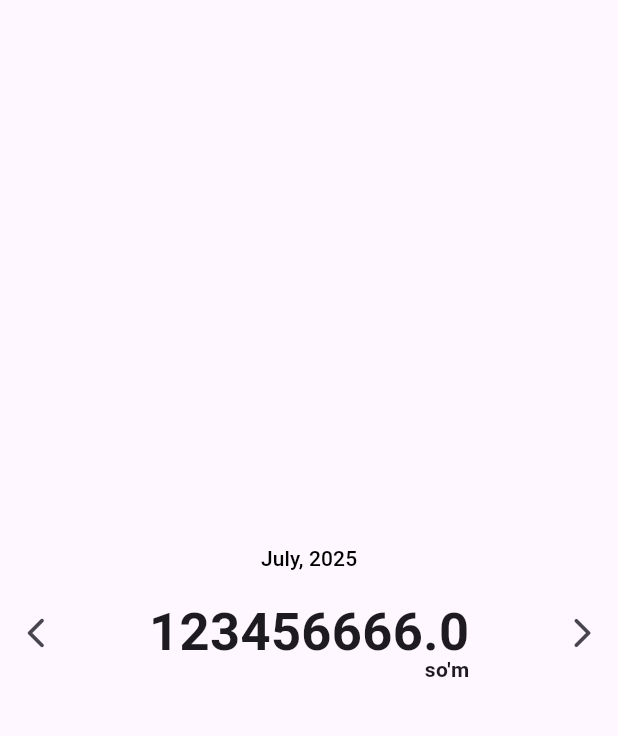
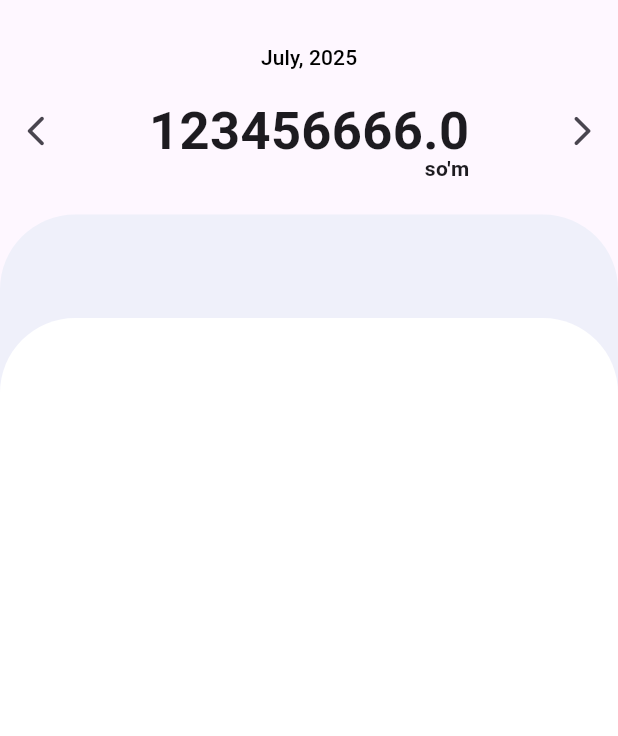
Before and after one commit to AzizbekSS/wallet, a Flutter app: the screen it shows after launch, on a phone screen of 412 x 824 dp, the part 63-799 px from its top. Run offline on Flutter 3.47's test engine with Material 3 defaults, Android fonts, the phone set to English and light mode, and no system bars; our stand-ins replace month_picker_dialog.

Commit message:
Add Body and ExpenseList widgets; refactor HomePage layout

```diff
--- a/lib/home_page.dart
+++ b/lib/home_page.dart
@@ -1,5 +1,7 @@
 import 'package:flutter/material.dart';
 import 'package:month_picker_dialog/month_picker_dialog.dart';
+
+import 'widgets/body.dart';
 
 import 'widgets/header.dart';
 
@@ -30,20 +32,21 @@ class _HomePageState extends State<HomePage> {
   }
 
   void previousMonth() {
-    if(date.year==2020&&date.month==1){
+    if (date.year == 2020 && date.month == 1) {
       return;
     }
     setState(() {
-      date = DateTime(date.year, date.month - 1, date.day );
+      date = DateTime(date.year, date.month - 1, date.day);
     });
   }
 
   void nextMonth() {
-       if(date.year==DateTime.now().year&&date.month==DateTime.now().month){
+    if (date.year == DateTime.now().year &&
+        date.month == DateTime.now().month) {
       return;
     }
     setState(() {
-      date = DateTime(date.year, date.month + 1, date.day );
+      date = DateTime(date.year, date.month + 1, date.day);
     });
   }
 
@@ -53,14 +56,22 @@ class _HomePageState extends State<HomePage> {
       appBar: AppBar(title: Text('My Wallet')),
       body: SizedBox(
         width: double.infinity,
-        child: Header(
+        child: Column(
+          children: [
+            Header(
               date: date,
               sum: sum,
               onTap: () {
                 showCalendar(context);
               },
-          previousMonth:previousMonth ,
-          nextMont: () =>nextMonth(),
+              previousMonth: previousMonth,
+              nextMont: () => nextMonth(),
+            ),
+            SizedBox(
+              height: 30 ,
+            ),
+            Body(),
+          ],
         ),
       ),
     );
--- /dev/null
+++ b/lib/widgets/body.dart
@@ -0,0 +1,21 @@
+
+import 'package:flutter/material.dart';
+
+import 'budget.dart';
+import 'expense_list.dart';
+
+class Body extends StatelessWidget {
+  const Body({
+    super.key,
+  });
+
+  @override
+  Widget build(BuildContext context) {
+    return Stack(
+      children: [
+        Budget(),
+        ExpenseList(),
+      ],
+    );
+  }
+}
--- /dev/null
+++ b/lib/widgets/budget.dart
@@ -0,0 +1,22 @@
+import 'package:flutter/material.dart';
+
+class Budget extends StatelessWidget {
+  const Budget({
+    super.key,
+  });
+
+  @override
+  Widget build(BuildContext context) {
+    return Container(
+      width: double.infinity,
+      height: 439,
+      decoration: BoxDecoration(
+        color: Color.fromRGBO(239, 240, 250, 1 ),
+        borderRadius: BorderRadius.only(
+          topLeft: Radius.circular(50),
+          topRight: Radius.circular(50),
+        ),
+      ),
+    );
+  }
+}
--- /dev/null
+++ b/lib/widgets/expense_list.dart
@@ -0,0 +1,27 @@
+
+
+import 'package:flutter/material.dart';
+
+class ExpenseList extends StatelessWidget {
+  const ExpenseList({
+    super.key,
+  });
+
+  @override
+  Widget build(BuildContext context) {
+    return Positioned(
+      bottom: 0,
+      child: Container(
+        width: MediaQuery.of(context).size.width,
+        height: 370,
+        decoration: BoxDecoration(
+          color: Colors.white,
+          borderRadius: BorderRadius.only(
+            topLeft: Radius.circular(50),
+            topRight: Radius.circular(50),
+          ),
+        ),
+      ),
+    );
+  }
+}
```
Lines whose indentation alone changed are shown as unchanged.
